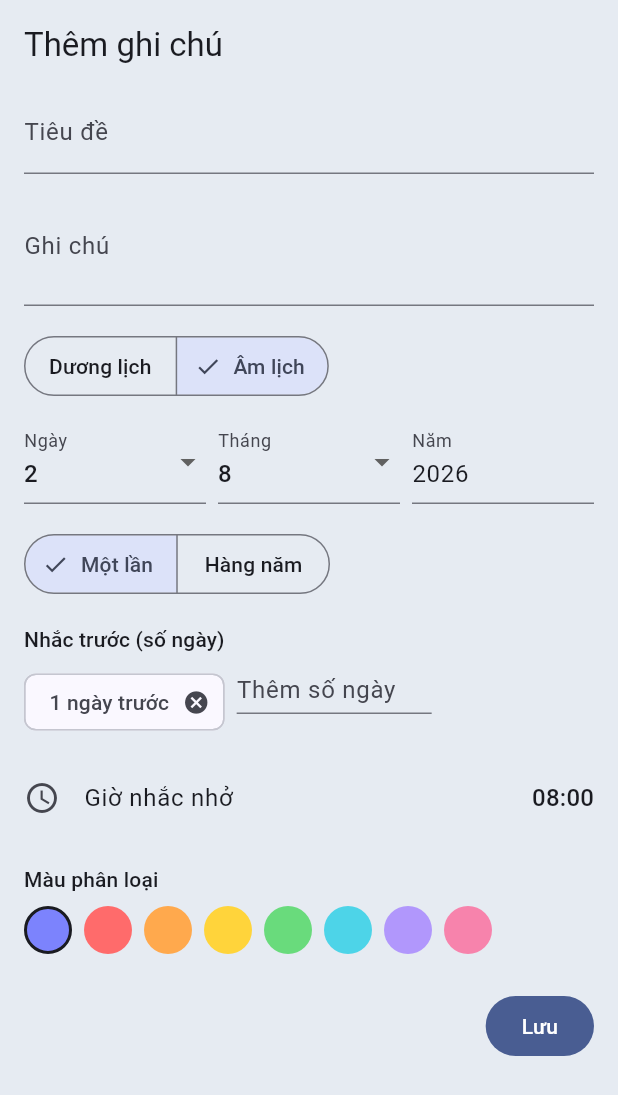
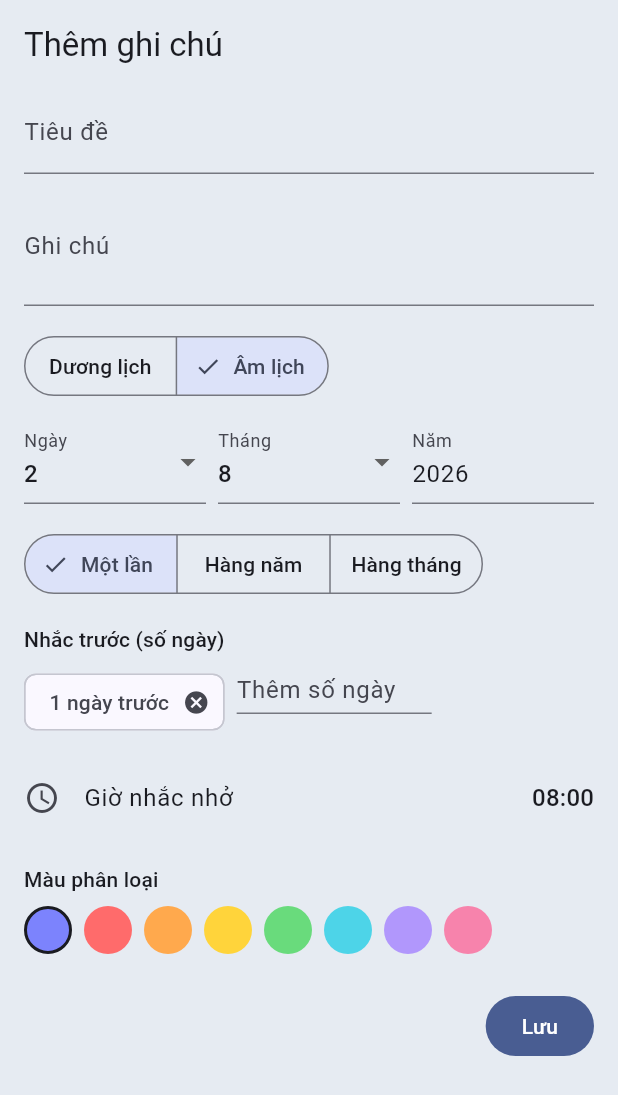
Before and after one commit to fralcy/DualCal, a Flutter app: the _EventEditorForm widget shown alone on an empty page, opened directly with empty values, after a tap on "Âm lịch", on a phone screen of 412 x 824 dp. Shown: the top 1095 px of the screen. Run offline on Flutter 3.47's test engine with Material 3 defaults, Android fonts, the phone set to English and light mode, and no system bars; our stand-ins replace file_picker, flutter_local_notifications, hive, hive_flutter, timezone; accounts and stored records are empty; generated files the repository leaves out were written again.

Commit message:
feat: expose weekly/monthly/quarterly recurrence in the event editor
The recurrence segmented button now shows weekly/quarterly only for
solar-anchored events (they don't apply to lunar events) and monthly
for both, switching the selection back to "one-time" if it becomes
invalid when the date type changes.

Co-Authored-By: Claude Sonnet 5 <noreply@anthropic.com>

```diff
--- a/lib/core/l10n/app_en.arb
+++ b/lib/core/l10n/app_en.arb
@@ -11,6 +11,9 @@
   "dateTypeLunar": "Lunar",
   "recurrenceNone": "One-time",
   "recurrenceYearly": "Yearly",
+  "recurrenceWeekly": "Weekly",
+  "recurrenceMonthly": "Monthly",
+  "recurrenceQuarterly": "Quarterly",
   "reminderDaysBeforeLabel": "Remind (days before)",
   "reminderTimeLabel": "Reminder time",
   "categoryColorLabel": "Category color",
--- a/lib/core/l10n/app_vi.arb
+++ b/lib/core/l10n/app_vi.arb
@@ -14,6 +14,9 @@
   "dateTypeLunar": "Âm lịch",
   "recurrenceNone": "Một lần",
   "recurrenceYearly": "Hàng năm",
+  "recurrenceWeekly": "Hàng tuần",
+  "recurrenceMonthly": "Hàng tháng",
+  "recurrenceQuarterly": "Hàng quý",
   "reminderDaysBeforeLabel": "Nhắc trước (số ngày)",
   "reminderTimeLabel": "Giờ nhắc nhở",
   "categoryColorLabel": "Màu phân loại",
--- a/lib/screens/modals/event_editor_modal.dart
+++ b/lib/screens/modals/event_editor_modal.dart
@@ -151,7 +151,16 @@ class _EventEditorFormState extends State<_EventEditorForm> {
                     ),
                   ],
                   selected: {_dateType},
-                  onSelectionChanged: (s) => setState(() => _dateType = s.first),
+                  onSelectionChanged: (s) => setState(() {
+                    _dateType = s.first;
+                    // weekly/quarterly only make sense for a solar-anchored
+                    // event — reset to something valid when switching away.
+                    if (_dateType != EventDateType.solar &&
+                        (_recurrence == EventRecurrence.weekly ||
+                            _recurrence == EventRecurrence.quarterly)) {
+                      _recurrence = EventRecurrence.none;
+                    }
+                  }),
                 ),
                 const SizedBox(height: 12),
                 if (_dateType == EventDateType.solar)
@@ -169,6 +178,20 @@ class _EventEditorFormState extends State<_EventEditorForm> {
                       value: EventRecurrence.yearly,
                       label: Text(l10n.recurrenceYearly),
                     ),
+                    if (_dateType == EventDateType.solar)
+                      ButtonSegment(
+                        value: EventRecurrence.weekly,
+                        label: Text(l10n.recurrenceWeekly),
+                      ),
+                    ButtonSegment(
+                      value: EventRecurrence.monthly,
+                      label: Text(l10n.recurrenceMonthly),
+                    ),
+                    if (_dateType == EventDateType.solar)
+                      ButtonSegment(
+                        value: EventRecurrence.quarterly,
+                        label: Text(l10n.recurrenceQuarterly),
+                      ),
                   ],
                   selected: {_recurrence},
                   onSelectionChanged: (s) => setState(() => _recurrence = s.first),
```
